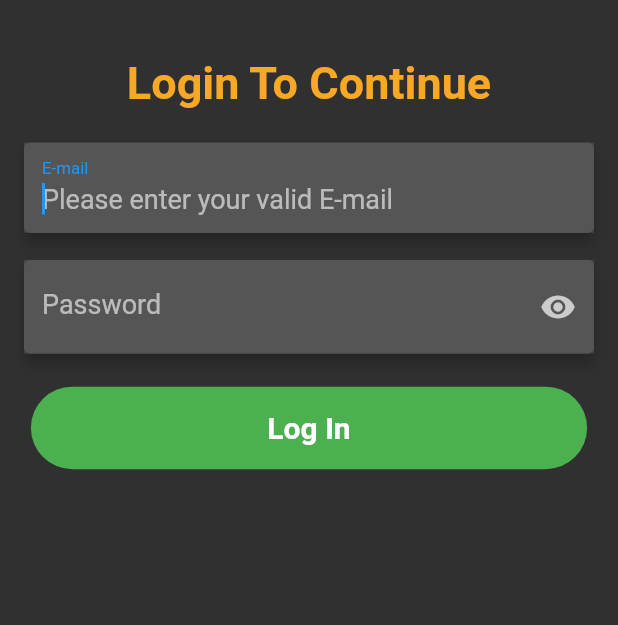
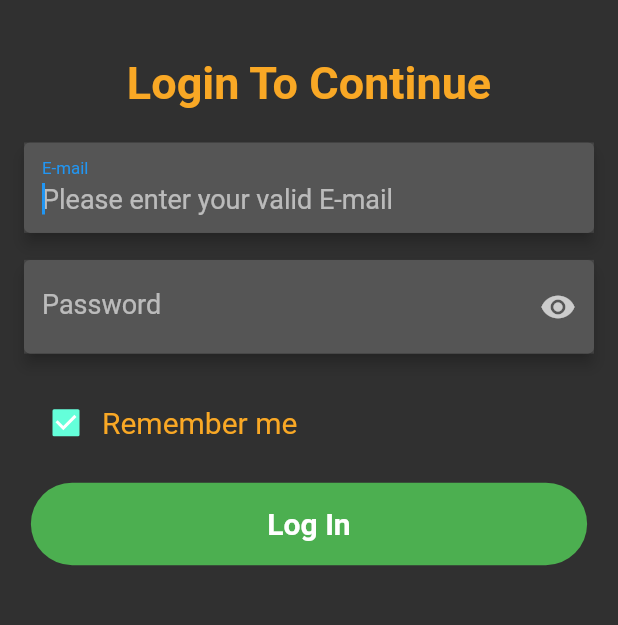
Before and after one commit to hassan-zafar/PMU_Driver, a Flutter app: the screen it shows after launch, on a phone screen of 412 x 824 dp, the part 198-823 px from its top. Run offline on Flutter 3.47's test engine with Material 2 defaults, Android fonts, the phone set to English and light mode, and no system bars; our stand-ins replace auto_size_text, fluttertoast, get_storage, glassmorphism_ui, location, permission_handler and 2 more; missing offline and left inert: flutter_ringtone_player.

Commit message:
Update login.dart

```diff
--- a/lib/screens/auth_screens/login.dart
+++ b/lib/screens/auth_screens/login.dart
@@ -16,6 +16,8 @@ class LoginPage extends StatefulWidget {
 }
 
 class _LoginPageState extends State<LoginPage> {
+  bool rememberMe = true;
+
   bool _obscureText = true;
   // GetStorage currentUserStored = GetStorage();
   TextEditingController _passwordController = TextEditingController();
@@ -140,6 +142,22 @@ class _LoginPageState extends State<LoginPage> {
                         ),
                         SizedBox(
                           height: 10,
+                        ),
+                        Padding(
+                          padding: const EdgeInsets.all(8.0),
+                          child: Row(
+                            children: [
+                              Checkbox(
+                                value: rememberMe,
+                                onChanged: (value) {
+                                  setState(() {
+                                    rememberMe = value!;
+                                  });
+                                },
+                              ),
+                              Text("Remember me"),
+                            ],
+                          ),
                         ),
                         // Padding(
                         //   padding: const EdgeInsets.all(8.0),
```
